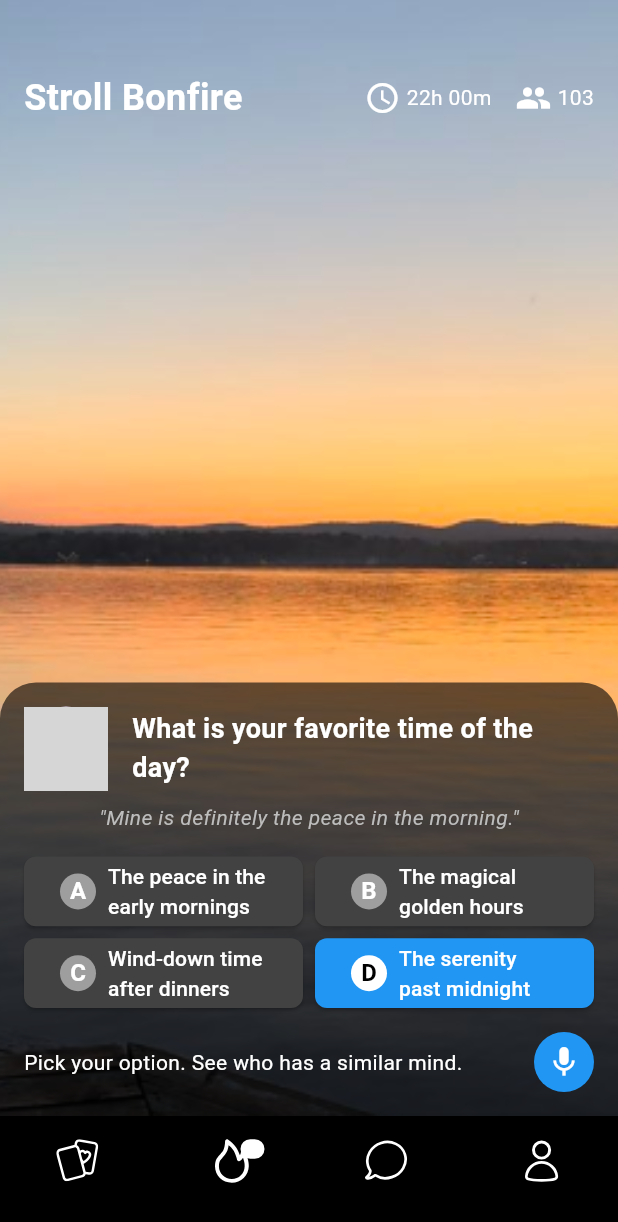
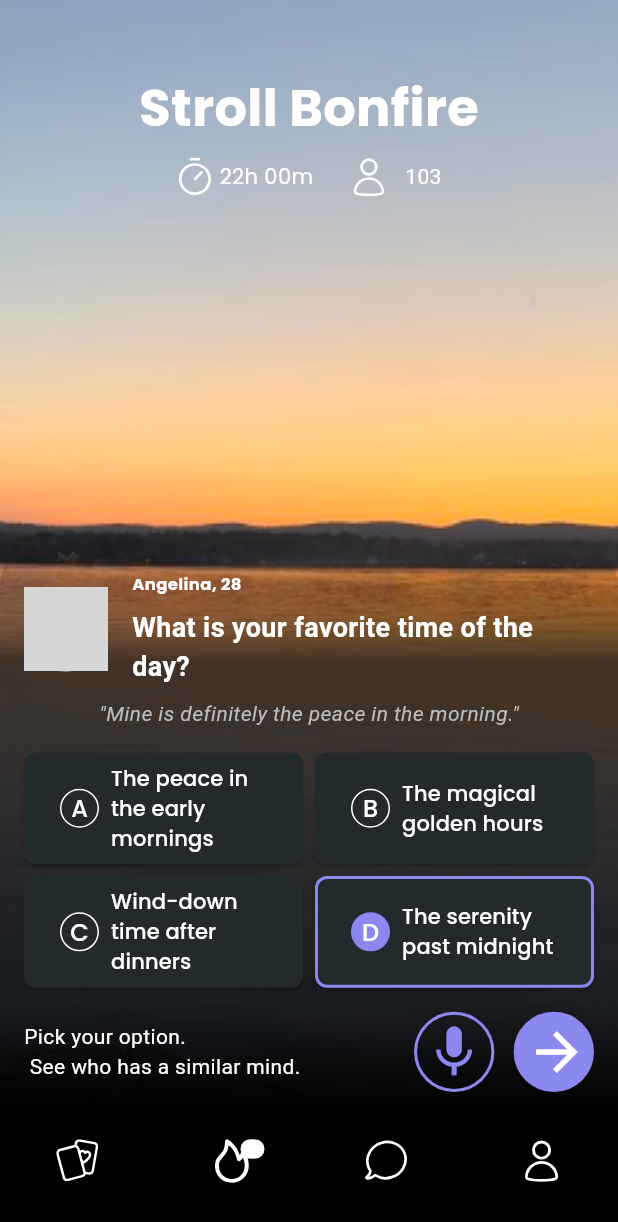
Before and after one commit to fanuelal/Stroll_test, a Flutter app: the screen it shows after launch, on a phone screen of 412 x 824 dp. Shown: the top 1222 px of the screen. Run offline on Flutter 3.47's test engine with Material 3 defaults, Android fonts, the phone set to English and light mode, and no system bars; our stand-ins replace flutter_svg, google_fonts; network calls fail; grey boxes are pictures that could not be loaded.

Commit message:
home screen

```diff
--- a/lib/screens/homeScreen.dart
+++ b/lib/screens/homeScreen.dart
@@ -1,46 +1,61 @@
 import "package:flutter/material.dart";
 import "package:flutter_svg/svg.dart";
+import "package:google_fonts/google_fonts.dart";
+import "../utils/colors.dart";
 
 class BonfireScreen extends StatelessWidget {
   @override
   Widget build(BuildContext context) {
+    final size = MediaQuery.of(context).size;
     return Scaffold(
       body: Stack(
         children: [
           Container(
             decoration: const BoxDecoration(
               image: DecorationImage(
-                image: AssetImage(
-                    'assets/background video.png'),
+                image: AssetImage('assets/background video.png'),
                 fit: BoxFit.cover,
               ),
             ),
           ),
           Column(
             children: [
-              const Padding(
-                padding: const EdgeInsets.symmetric(horizontal: 16.0, vertical: 48.0),
-                child: Row(
+              Padding(
+                padding: const EdgeInsets.symmetric(
+                    horizontal: 16.0, vertical: 48.0),
+                child: Column(
                   mainAxisAlignment: MainAxisAlignment.spaceBetween,
                   children: [
                     Text(
                       "Stroll Bonfire",
-                      style: TextStyle(
+                      style: GoogleFonts.poppins(
                         color: Colors.white,
-                        fontSize: 24.0,
-                        fontWeight: FontWeight.bold,
+                        fontSize: 34.0,
+                        fontWeight: FontWeight.w700,
                       ),
                     ),
                     Row(
+                      mainAxisAlignment: MainAxisAlignment.center,
                       children: [
-                        Icon(Icons.access_time, color: Colors.white),
+                        SizedBox(
+                            height: size.height * 0.03,
+                            width: size.height * 0.03,
+                            child: SvgPicture.asset(
+                              "assets/clock.svg",
+                              color: Colors.white,
+                            )),
                         SizedBox(width: 4),
                         Text(
                           "22h 00m",
-                          style: TextStyle(color: Colors.white),
+                          style: GoogleFonts.poppins(color: Colors.white),
                         ),
                         SizedBox(width: 16),
-                        Icon(Icons.people, color: Colors.white),
+                        SizedBox(
+                          height: size.height * 0.05,
+                          width: size.height * 0.05,
+                          child: SvgPicture.asset("assets/User.svg",
+                              color: Colors.white),
+                        ),
                         SizedBox(width: 4),
                         Text(
                           "103",
@@ -56,7 +71,18 @@ class BonfireScreen extends StatelessWidget {
               Container(
                 padding: EdgeInsets.all(16.0),
                 decoration: BoxDecoration(
-                  color: Colors.black.withOpacity(0.6),
+                  gradient: LinearGradient(
+                    begin: Alignment.topCenter,
+                    end: Alignment.bottomCenter,
+                    colors: [
+                      const Color(0xFF0F1115).withOpacity(0.0), // 0%
+                      const Color(0xFF0D0E12).withOpacity(0.78), // 28%
+                      const Color(0xFF0D0E12).withOpacity(0.78), // 28%
+                      const Color(0xFF0B0C0F).withOpacity(0.80), // 64%
+                      const Color(0xFF090B0D).withOpacity(0.80), // 80%
+                      const Color(0xFF000000).withOpacity(1), // 100%
+                    ],
+                  ),
                   borderRadius: BorderRadius.vertical(top: Radius.circular(24)),
                 ),
                 child: Column(
@@ -64,13 +90,25 @@ class BonfireScreen extends StatelessWidget {
                   children: [
                     Row(
                       children: [
-                        CircleAvatar(
+                        const CircleAvatar(
                           backgroundImage: NetworkImage(
-                              "https://randomuser.me/api/portraits/women/28.jpg"),
+                              "https://media.istockphoto.com/id/180903533/photo/beautiful-asian-woman.jpg?s=612x612&w=0&k=20&c=gvI9NCvA4Nx3vStnWcLiuzHY6IPuMeq-Zo9eK1pH2r0="),
                           radius: 28,
                         ),
-                        SizedBox(width: 16),
-                        Expanded(
+                        const SizedBox(width: 16),
+                        Column(
+                          children: [
+                            Container(
+                              width: size.width * 0.7,
+                              child: Text("Angelina, 28",
+                                  style: GoogleFonts.poppins(
+                                      color: Colors.white,
+                                      fontWeight: FontWeight.w700,
+                                      fontSize: 11)),
+                            ),
+                            SizedBox(height: 8),
+                            Container(
+                              width: size.width * 0.7,
                               child: Text(
                                 "What is your favorite time of the day?",
                                 style: TextStyle(
@@ -79,6 +117,8 @@ class BonfireScreen extends StatelessWidget {
                                   fontWeight: FontWeight.bold,
                                 ),
                               ),
+                            ),
+                          ],
                         ),
                       ],
                     ),
@@ -96,26 +136,57 @@ class BonfireScreen extends StatelessWidget {
                       shrinkWrap: true,
                       mainAxisSpacing: 8,
                       crossAxisSpacing: 8,
-                      childAspectRatio: 4,
-                      physics: NeverScrollableScrollPhysics(),
+                      childAspectRatio: MediaQuery.of(context).size.width /
+                          (MediaQuery.of(context).size.height / 5),
+                      physics: const NeverScrollableScrollPhysics(),
                       children: [
-                        optionButton("A", "The peace in the early mornings"),
-                        optionButton("B", "The magical golden hours"),
-                        optionButton("C", "Wind-down time after dinners"),
-                        optionButton("D", "The serenity past midnight", isSelected: true),
+                        optionButton(
+                            "A", "The peace in the early mornings", size),
+                        optionButton("B", "The magical golden hours", size),
+                        optionButton("C", "Wind-down time after dinners", size),
+                        optionButton("D", "The serenity past midnight", size,
+                            isSelected: true),
                       ],
                     ),
                     SizedBox(height: 16),
                     Row(
                       mainAxisAlignment: MainAxisAlignment.spaceBetween,
                       children: [
-                        Text(
-                          "Pick your option. See who has a similar mind.",
+                        Container(
+                          width: size.width * 0.6,
+                          child: Text(
+                            "Pick your option. \n See who has a similar mind.",
                             style: TextStyle(color: Colors.white),
                           ),
-                        CircleAvatar(
-                          backgroundColor: Colors.blue,
-                          child: Icon(Icons.mic, color: Colors.white),
+                        ),
+                        Container(
+                          width: size.width * 0.13,
+                          height: size.width * 0.13,
+                          decoration: BoxDecoration(
+                            shape: BoxShape.circle,
+                            border: Border.all(
+                              color: AppColorTheme.tertiary,
+                              width: 2.0,
+                            ),
+                          ),
+                          child: Icon(Icons.mic,
+                              size: size.width * 0.1,
+                              color: const Color(0xff8B88EF)),
+                        ),
+                        Container(
+                          padding: EdgeInsets.only(left: size.width * 0.01),
+                          width: size.width * 0.13,
+                          height: size.width * 0.13,
+                          decoration: BoxDecoration(
+                            shape: BoxShape.circle,
+                            color: AppColorTheme.tertiary,
+                            border: Border.all(
+                              color: AppColorTheme.tertiary,
+                              width: 2.0,
+                            ),
+                          ),
+                          child: Icon(Icons.arrow_forward,
+                              size: size.width * 0.1, color: Colors.white),
                         ),
                       ],
                     ),
@@ -151,25 +222,39 @@ class BonfireScreen extends StatelessWidget {
     );
   }
 
-  Widget optionButton(String letter, String text, {bool isSelected = false}) {
+  Widget optionButton(String letter, String text, Size size,
+      {bool isSelected = false}) {
     return ElevatedButton(
       style: ElevatedButton.styleFrom(
-        backgroundColor: isSelected ? Colors.blue : Colors.grey[800],
+        backgroundColor: AppColorTheme.option,
+
         shape: RoundedRectangleBorder(
           borderRadius: BorderRadius.circular(8),
-        ),
+          side: isSelected
+              ? BorderSide(color: AppColorTheme.tertiary, width: 2)
+              : BorderSide(color: Colors.transparent, width: 1),
+        ), // Adjust the width and height
       ),
       onPressed: () {},
       child: Row(
         children: [
-          CircleAvatar(
-            backgroundColor: isSelected ? Colors.white : Colors.grey,
+          Container(
+            decoration: BoxDecoration(
+              shape: BoxShape.circle,
+              border: Border.all(
+                color: isSelected ? AppColorTheme.tertiary : Colors.white,
+                width: 1.0,
+              ),
+              color: isSelected ? AppColorTheme.tertiary : Colors.transparent,
+            ),
+            child: CircleAvatar(
+              backgroundColor: Colors.transparent,
               radius: 12,
               child: Text(
                 letter,
-              style: TextStyle(
-                color: isSelected ? Colors.black : Colors.white,
-                fontWeight: FontWeight.bold,
+                style: GoogleFonts.poppins(
+                  color: Colors.white,
+                ),
               ),
             ),
           ),
@@ -177,7 +262,7 @@ class BonfireScreen extends StatelessWidget {
           Expanded(
             child: Text(
               text,
-              style: TextStyle(color: Colors.white),
+              style: GoogleFonts.poppins(color: Colors.white),
             ),
           ),
         ],
--- a/lib/utils/colors.dart
+++ b/lib/utils/colors.dart
@@ -1,8 +1,9 @@
 import 'package:flutter/material.dart';
 
-class ColorThem {
+class AppColorTheme {
   static Color primaryFonts = const Color(0xffB3ADF6);
+  static Color tertiary = const Color(0xff8B88EF);
   static Color option = const Color(0xff232A2E);
   static Color black = const Color.fromARGB(255, 0, 0, 0);
-  // #232A2E
+  // #
 }
```
Lines whose indentation alone changed are shown as unchanged.
